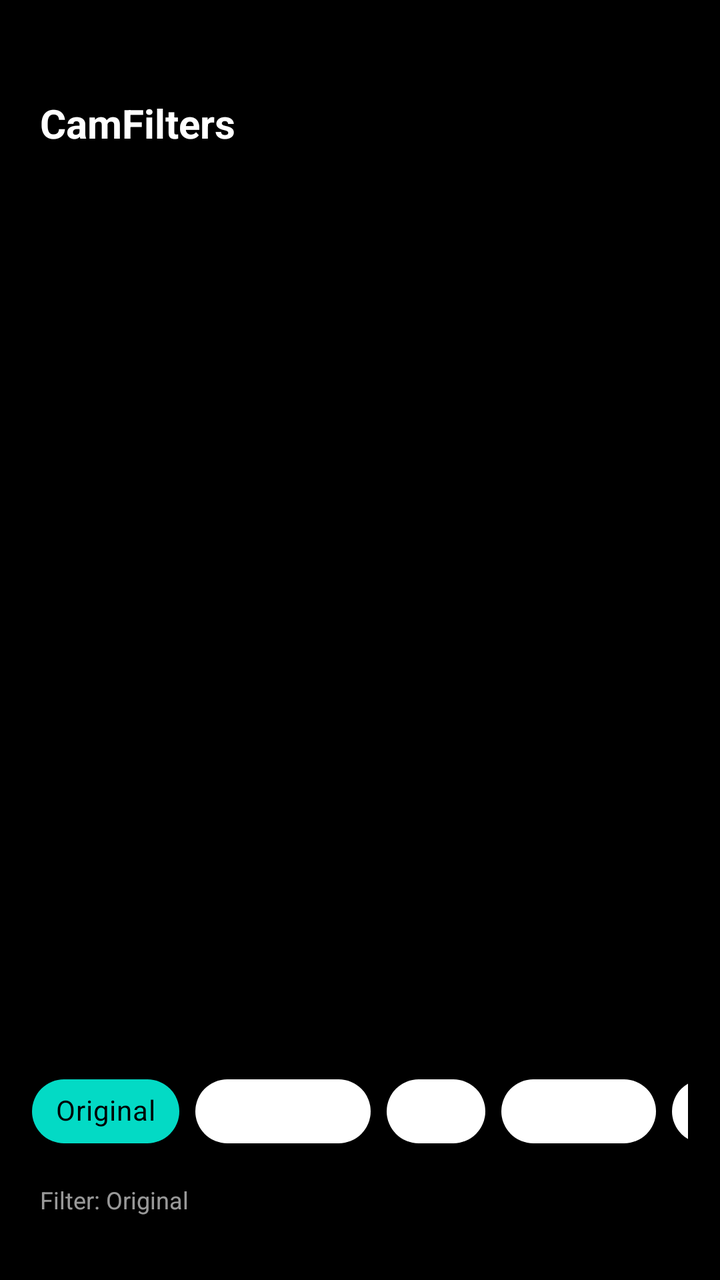
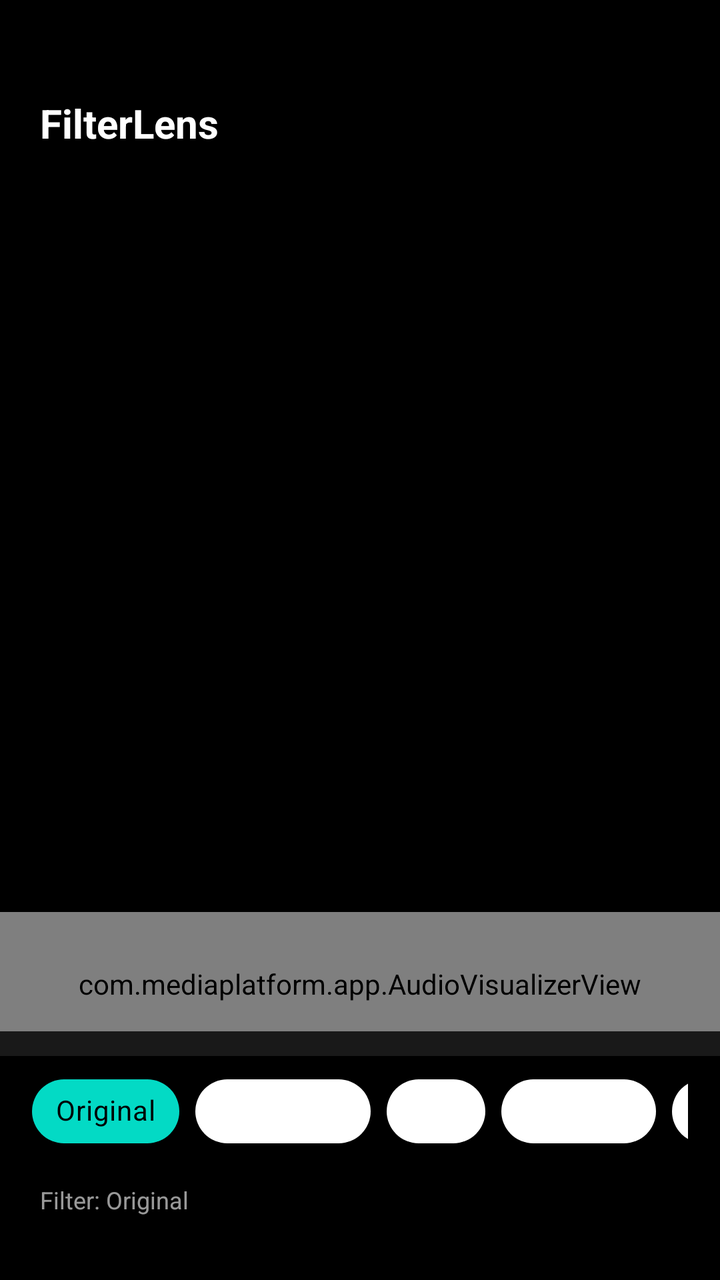

Two renders of the same Android screen: before a commit and after it. Below are the layout's source before the change and the commit's diff.
<!-- AndroidManifest.xml: application theme Theme.PlatformSandbox -->
<!-- res/layout/activity_main.xml -->
<?xml version="1.0" encoding="utf-8"?>
<FrameLayout
    xmlns:android="http://schemas.android.com/apk/res/android"
    xmlns:app="http://schemas.android.com/apk/res-auto"
    android:layout_width="match_parent"
    android:layout_height="match_parent"
    android:background="@color/frame_bg">

    
    <ImageView
        android:id="@+id/frameView"
        android:layout_width="match_parent"
        android:layout_height="match_parent"
        android:scaleType="centerCrop"
        android:background="@color/frame_bg"
        android:contentDescription="Camera preview" />

    
    <LinearLayout
        android:layout_width="match_parent"
        android:layout_height="wrap_content"
        android:orientation="horizontal"
        android:gravity="center_vertical"
        android:paddingStart="20dp"
        android:paddingEnd="20dp"
        android:paddingTop="48dp"
        android:paddingBottom="12dp"
        android:background="#88000000">

        <TextView
            android:layout_width="0dp"
            android:layout_height="wrap_content"
            android:layout_weight="1"
            android:text="CamFilters"
            android:textSize="20sp"
            android:textStyle="bold"
            android:textColor="@color/white" />

        <TextView
            android:id="@+id/fpsText"
            android:layout_width="wrap_content"
            android:layout_height="wrap_content"
            android:text=""
            android:textSize="13sp"
            android:textColor="@color/teal_200" />

    </LinearLayout>

    
    <LinearLayout
        android:layout_width="match_parent"
        android:layout_height="wrap_content"
        android:layout_gravity="bottom"
        android:orientation="vertical"
        android:background="@color/overlay_bg"
        android:paddingTop="16dp"
        android:paddingBottom="32dp">

        
        <HorizontalScrollView
            android:layout_width="match_parent"
            android:layout_height="wrap_content"
            android:scrollbars="none"
            android:paddingStart="16dp"
            android:paddingEnd="16dp"
            android:layout_marginBottom="12dp">

            <LinearLayout
                android:id="@+id/chipRow"
                android:layout_width="wrap_content"
                android:layout_height="wrap_content"
                android:orientation="horizontal"
                android:gravity="center_vertical">

                
                <com.google.android.material.chip.Chip
                    android:id="@+id/chipNone"
                    android:layout_width="wrap_content"
                    android:layout_height="wrap_content"
                    android:text="Original"
                    android:layout_marginEnd="8dp"
                    app:chipBackgroundColor="@color/chip_selected_bg"
                    android:textColor="@color/chip_text_selected" />

                
                <com.google.android.material.chip.Chip
                    android:id="@+id/chipGrayscale"
                    android:layout_width="wrap_content"
                    android:layout_height="wrap_content"
                    android:text="Grayscale"
                    android:layout_marginEnd="8dp"
                    app:chipBackgroundColor="@color/chip_unselected_bg"
                    android:textColor="@color/chip_text_unselected" />

                
                <com.google.android.material.chip.Chip
                    android:id="@+id/chipBlur"
                    android:layout_width="wrap_content"
                    android:layout_height="wrap_content"
                    android:text="Blur"
                    android:layout_marginEnd="8dp"
                    app:chipBackgroundColor="@color/chip_unselected_bg"
                    android:textColor="@color/chip_text_unselected" />

                
                <com.google.android.material.chip.Chip
                    android:id="@+id/chipSharpen"
                    android:layout_width="wrap_content"
                    android:layout_height="wrap_content"
                    android:text="Sharpen"
                    android:layout_marginEnd="8dp"
                    app:chipBackgroundColor="@color/chip_unselected_bg"
                    android:textColor="@color/chip_text_unselected" />

                
                <com.google.android.material.chip.Chip
                    android:id="@+id/chipEdges"
                    android:layout_width="wrap_content"
                    android:layout_height="wrap_content"
                    android:text="Edges"
                    app:chipBackgroundColor="@color/chip_unselected_bg"
                    android:textColor="@color/chip_text_unselected" />

            </LinearLayout>

        </HorizontalScrollView>

        
        <TextView
            android:id="@+id/activeFilterLabel"
            android:layout_width="match_parent"
            android:layout_height="wrap_content"
            android:text="Filter: Original"
            android:textSize="12sp"
            android:textColor="@color/status_text"
            android:paddingStart="20dp"
            android:paddingEnd="20dp" />

    </LinearLayout>

    
    <LinearLayout
        android:id="@+id/permissionLayout"
        android:layout_width="match_parent"
        android:layout_height="match_parent"
        android:orientation="vertical"
        android:gravity="center"
        android:background="@color/permission_bg"
        android:padding="32dp"
        android:visibility="gone">

        <TextView
            android:layout_width="wrap_content"
            android:layout_height="wrap_content"
            android:text="📷"
            android:textSize="64sp"
            android:layout_marginBottom="16dp" />

        <TextView
            android:layout_width="wrap_content"
            android:layout_height="wrap_content"
            android:text="@string/permission_required"
            android:textSize="16sp"
            android:textColor="@color/white"
            android:gravity="center"
            android:layout_marginBottom="24dp" />

        <com.google.android.material.button.MaterialButton
            android:id="@+id/btnGrantPermission"
            android:layout_width="wrap_content"
            android:layout_height="wrap_content"
            android:text="@string/grant_permission"
            app:cornerRadius="24dp" />

    </LinearLayout>

</FrameLayout>
<!-- resources referenced by this layout -->
<resources>
  <color name="chip_selected_bg">#FF03DAC5</color>
  <color name="chip_text_selected">#FF000000</color>
  <color name="chip_text_unselected">#CCFFFFFF</color>
  <color name="chip_unselected_bg">#33FFFFFF</color>
  <color name="frame_bg">#FF000000</color>
  <color name="overlay_bg">#CC000000</color>
  <color name="permission_bg">#FF121212</color>
  <color name="status_text">#99FFFFFF</color>
  <color name="teal_200">#FF03DAC5</color>
  <color name="white">#FFFFFFFF</color>
  <string name="grant_permission">Grant Permission</string>
  <string name="permission_required">Camera permission is required to use this app.</string>
  <style name="Theme.PlatformSandbox" parent="Theme.MaterialComponents.DayNight.NoActionBar">
          <item name="colorPrimary">@color/purple_500</item>
          <item name="colorPrimaryVariant">@color/purple_700</item>
          <item name="colorOnPrimary">@color/white</item>
          <item name="colorSecondary">@color/teal_200</item>
          <item name="colorSecondaryVariant">@color/teal_700</item>
          <item name="colorOnSecondary">@color/black</item>
          <item name="android:statusBarColor">?attr/colorPrimaryVariant</item>
      </style>
  <color name="purple_500">#FF6200EE</color>
  <color name="purple_700">#FF3700B3</color>
  <color name="teal_700">#FF018786</color>
  <color name="black">#FF000000</color>
</resources>

<!-- the commit's change to res/layout/activity_main.xml (unified diff, before → after) -->
@@ -31,10 +31,19 @@
             android:layout_width="0dp"
             android:layout_height="wrap_content"
             android:layout_weight="1"
-            android:text="CamFilters"
+            android:text="FilterLens"
             android:textSize="20sp"
             android:textStyle="bold"
             android:textColor="@color/white" />
+
+        <TextView
+            android:id="@+id/dbText"
+            android:layout_width="wrap_content"
+            android:layout_height="wrap_content"
+            android:text=""
+            android:textSize="12sp"
+            android:textColor="@color/teal_200"
+            android:layout_marginEnd="12dp" />
 
         <TextView
             android:id="@+id/fpsText"
@@ -45,6 +54,14 @@
             android:textColor="@color/teal_200" />
 
     </LinearLayout>
+
+    
+    <com.mediaplatform.app.AudioVisualizerView
+        android:id="@+id/visualizerView"
+        android:layout_width="match_parent"
+        android:layout_height="72dp"
+        android:layout_gravity="bottom"
+        android:layout_marginBottom="112dp" />
 
     
     <LinearLayout
